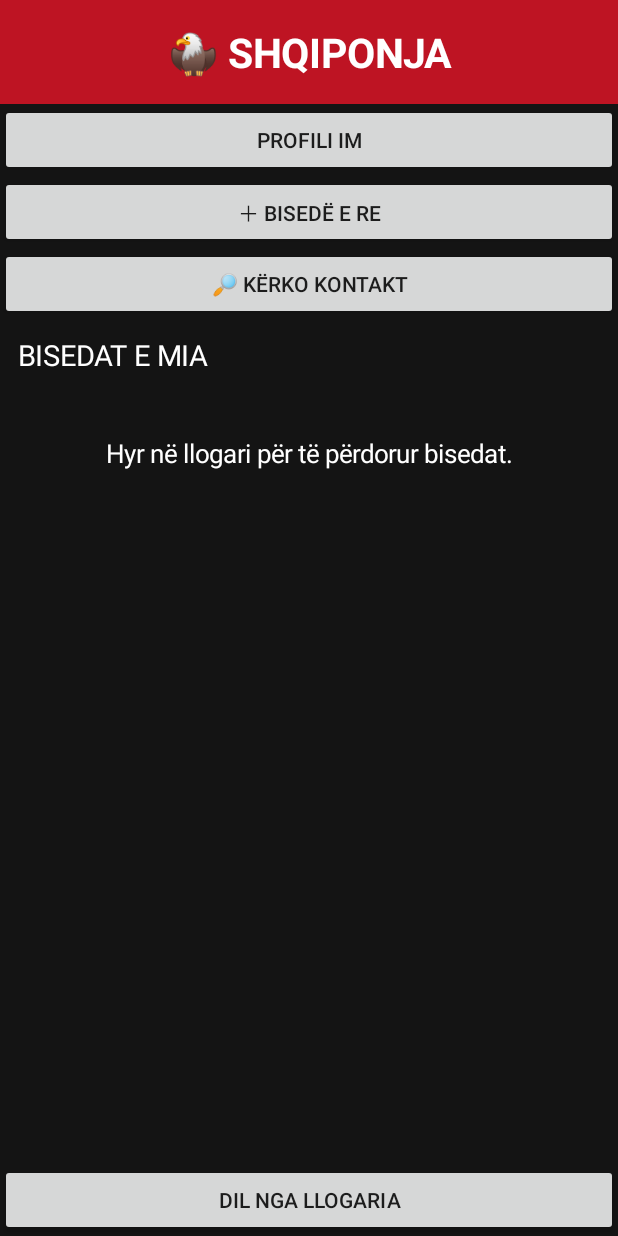
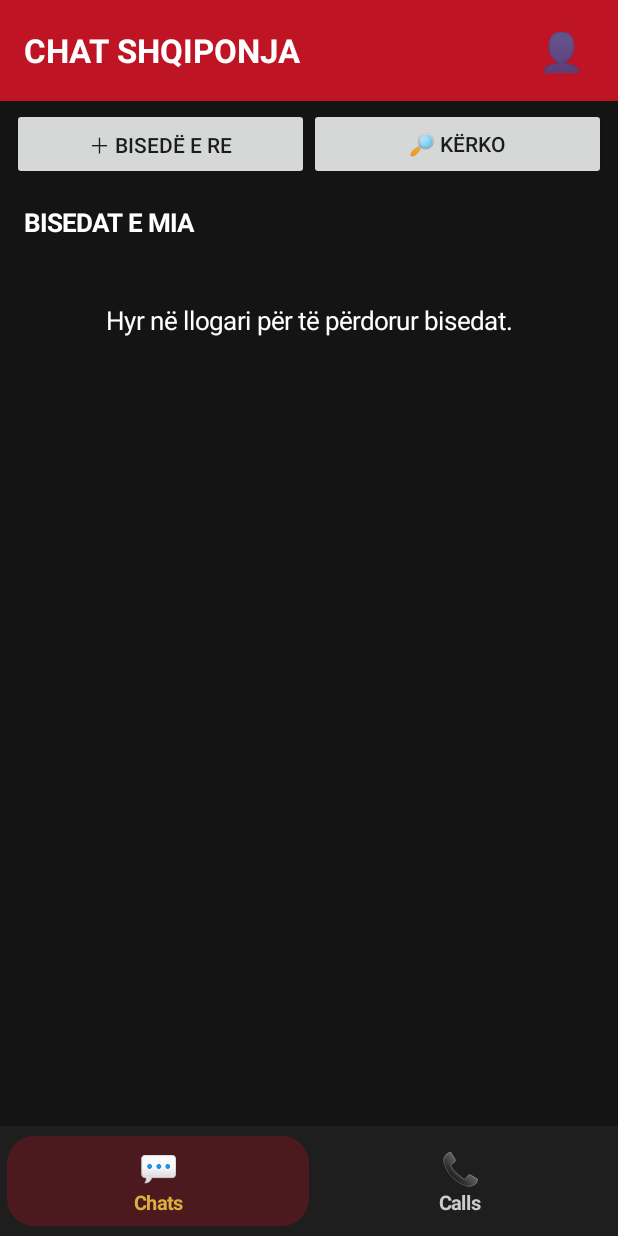
Before and after one commit to fjordiaog-jpg/SHQIPONJA-ANDROID, an Android app: the screen it shows after launch (MainActivity), after a tap on "HYR SI VIZITOR", on a phone screen of 412 x 824 dp. Run offline under Robolectric (Android 15) with nearby library versions, the phone set to English and light mode, and no system bars; our stand-ins replace Firebase (no records; nobody signed in at launch, a user with empty details on screens opened directly); libraries missing offline, so code that uses them is left out: com.zegocloud.uikit.

Commit message:
Update MainActivity.kt

```diff
--- a/app/src/main/java/com/shqiponja/app/MainActivity.kt
+++ b/app/src/main/java/com/shqiponja/app/MainActivity.kt
@@ -35,6 +35,7 @@ class MainActivity : Activity() {
     private val black = Color.rgb(20, 20, 20)
     private val white = Color.WHITE
     private val green = Color.rgb(20, 155, 85)
+    private val gold = Color.rgb(220, 175, 65)
 
     private val zegoResourceId = "shqiponja_call"
 
@@ -44,14 +45,14 @@ class MainActivity : Activity() {
     private var zegoInitialized = false
     private var zegoInitializing = false
 
-    // REGJISTRON GABIMET QE MBYLLIN APLIKACIONIN
+    private var selectedHomeTab = "chats"
+
     private fun installCrashLogger() {
         val previousHandler = Thread.getDefaultUncaughtExceptionHandler()
 
         Thread.setDefaultUncaughtExceptionHandler { thread, throwable ->
             try {
                 val crashFile = java.io.File(filesDir, "last_crash.txt")
-
                 crashFile.writeText(
                     "CHAT SHQIPONJA - GABIM I REGJISTRUAR\n" +
                     "Koha: ${java.util.Date()}\n" +
@@ -70,15 +71,12 @@ class MainActivity : Activity() {
         }
     }
 
-    // SHFAQ GABIMIN E RUAJTUR
     private fun showSavedCrashIfAny() {
         try {
             val crashFile = java.io.File(filesDir, "last_crash.txt")
-
             if (!crashFile.exists()) return
 
             val crashText = crashFile.readText()
-
             if (crashText.isBlank()) return
 
             val textView = TextView(this)
@@ -109,7 +107,6 @@ class MainActivity : Activity() {
                                 crashText
                             )
                         )
-
                         toast("Gabimi u kopjua. Ma dërgo tekstin.")
                     } catch (e: Throwable) {
                         toast("Nuk u kopjua gabimi.")
@@ -117,7 +114,6 @@ class MainActivity : Activity() {
                 }
                 .setNegativeButton("MBYLL", null)
                 .show()
-
         } catch (e: Throwable) {
         }
     }
@@ -140,7 +136,6 @@ class MainActivity : Activity() {
             window.decorView.post {
                 showSavedCrashIfAny()
             }
-
         } catch (e: Throwable) {
             Toast.makeText(
                 this,
@@ -188,7 +183,6 @@ class MainActivity : Activity() {
             )
 
             zegoInitialized = true
-
         } catch (e: Throwable) {
             toast("Gabim ZEGO: ${e.message}")
         } finally {
@@ -259,9 +253,7 @@ class MainActivity : Activity() {
         return button
     }
 
-    // HYRJA E RE - PAMJE MODERNE SHQIPONJA
     private fun showLogin() {
-
         val density = resources.displayMetrics.density
         fun dp(value: Int): Int = (value * density).toInt()
 
@@ -270,7 +262,7 @@ class MainActivity : Activity() {
         root.gravity = Gravity.CENTER
         root.setPadding(dp(22), dp(20), dp(22), dp(20))
 
-        val gradient = GradientDrawable(
+        root.background = GradientDrawable(
             GradientDrawable.Orientation.TL_BR,
             intArrayOf(
                 Color.rgb(8, 8, 8),
@@ -278,7 +270,6 @@ class MainActivity : Activity() {
                 Color.rgb(12, 12, 12)
             )
         )
-        root.background = gradient
 
         val scroll = ScrollView(this)
         scroll.isFillViewport = true
@@ -288,18 +279,12 @@ class MainActivity : Activity() {
         content.gravity = Gravity.CENTER
         content.setPadding(dp(5), dp(15), dp(5), dp(15))
 
-        // SHQIPONJA
         val eagle = TextView(this)
         eagle.text = "🦅"
         eagle.textSize = 75f
         eagle.gravity = Gravity.CENTER
+        content.addView(eagle)
 
-        content.addView(
-            eagle,
-            LinearLayout.LayoutParams(-1, -2)
-        )
-
-        // TITULLI
         val title = TextView(this)
         title.text = "CHAT SHQIPONJA"
         title.textSize = 29f
@@ -310,11 +295,7 @@ class MainActivity : Activity() {
         )
         title.gravity = Gravity.CENTER
         title.letterSpacing = 0.08f
-
-        content.addView(
-            title,
-            LinearLayout.LayoutParams(-1, -2)
-        )
+        content.addView(title)
 
         val subtitle = TextView(this)
         subtitle.text = "LIDHJE  •  KOMUNIKIM  •  BESIM"
@@ -323,10 +304,8 @@ class MainActivity : Activity() {
         subtitle.gravity = Gravity.CENTER
         subtitle.letterSpacing = 0.12f
         subtitle.setPadding(0, dp(10), 0, dp(25))
-
         content.addView(subtitle)
 
-        // KARTA E HYRJES
         val card = LinearLayout(this)
         card.orientation = LinearLayout.VERTICAL
         card.setPadding(dp(22), dp(25), dp(22), dp(22))
@@ -334,10 +313,7 @@ class MainActivity : Activity() {
         val cardBackground = GradientDrawable()
         cardBackground.setColor(Color.rgb(29, 29, 29))
         cardBackground.cornerRadius = dp(22).toFloat()
-        cardBackground.setStroke(
-            dp(1),
-            Color.rgb(125, 95, 45)
-        )
+        cardBackground.setStroke(dp(1), Color.rgb(125, 95, 45))
         card.background = cardBackground
         card.elevation = dp(8).toFloat()
 
@@ -347,7 +323,6 @@ class MainActivity : Activity() {
         welcome.setTextColor(Color.rgb(235, 185, 65))
         welcome.typeface = Typeface.DEFAULT_BOLD
         welcome.gravity = Gravity.CENTER
-
         card.addView(welcome)
 
         val description = TextView(this)
@@ -356,15 +331,9 @@ class MainActivity : Activity() {
         description.setTextColor(Color.LTGRAY)
         description.gravity = Gravity.CENTER
         description.setPadding(0, dp(8), 0, dp(22))
-
         card.addView(description)
 
-        // FUSHA E EMAILIT
-        fun makeInput(
-            hintText: String,
-            type: Int
-        ): EditText {
-
+        fun makeInput(hintText: String, type: Int): EditText {
             val input = EditText(this)
             input.hint = hintText
             input.textSize = 15f
@@ -377,18 +346,11 @@ class MainActivity : Activity() {
             val inputBackground = GradientDrawable()
             inputBackground.setColor(Color.rgb(45, 45, 45))
             inputBackground.cornerRadius = dp(13).toFloat()
-            inputBackground.setStroke(
-                dp(1),
-                Color.rgb(90, 75, 55)
-            )
+            inputBackground.setStroke(dp(1), Color.rgb(90, 75, 55))
             input.background = inputBackground
 
-            val params = LinearLayout.LayoutParams(
-                -1,
-                dp(55)
-            )
+            val params = LinearLayout.LayoutParams(-1, dp(55))
             params.setMargins(0, dp(7), 0, dp(12))
-
             card.addView(input, params)
 
             return input
@@ -406,13 +368,11 @@ class MainActivity : Activity() {
                 InputType.TYPE_TEXT_VARIATION_PASSWORD
         )
 
-        // BUTONAT
         fun makeButton(
             text: String,
             color: Int,
             textColor: Int
         ): Button {
-
             val button = Button(this)
             button.text = text
             button.textSize = 14f
@@ -424,15 +384,10 @@ class MainActivity : Activity() {
             buttonBackground.setColor(color)
             buttonBackground.cornerRadius = dp(14).toFloat()
             button.background = buttonBackground
-
             button.elevation = dp(3).toFloat()
 
-            val params = LinearLayout.LayoutParams(
-                -1,
-                dp(53)
-            )
+            val params = LinearLayout.LayoutParams(-1, dp(53))
             params.setMargins(0, dp(7), 0, dp(7))
-
             card.addView(button, params)
 
             return button
@@ -456,10 +411,7 @@ class MainActivity : Activity() {
             Color.WHITE
         )
 
-        content.addView(
-            card,
-            LinearLayout.LayoutParams(-1, -2)
-        )
+        content.addView(card, LinearLayout.LayoutParams(-1, -2))
 
         val footer = TextView(this)
         footer.text = "🦅  SHQIPONJA  •  KOMUNIKO PA KUFIJ"
@@ -468,18 +420,12 @@ class MainActivity : Activity() {
         footer.gravity = Gravity.CENTER
         footer.setPadding(0, dp(25), 0, dp(10))
         footer.letterSpacing = 0.05f
-
         content.addView(footer)
 
         scroll.addView(content)
-        root.addView(
-            scroll,
-            LinearLayout.LayoutParams(-1, -1)
-        )
-
+        root.addView(scroll, LinearLayout.LayoutParams(-1, -1))
         setContentView(root)
 
-        // REGJISTRIMI
         registerButton.setOnClickListener {
             val email = emailInput.text.toString().trim()
             val password = passwordInput.text.toString()
@@ -504,7 +450,6 @@ class MainActivity : Activity() {
                 }
         }
 
-        // HYRJA
         loginButton.setOnClickListener {
             val email = emailInput.text.toString().trim()
             val password = passwordInput.text.toString()
@@ -529,14 +474,15 @@ class MainActivity : Activity() {
                 }
         }
 
-        // VIZITOR
         guestButton.setOnClickListener {
             showHome()
         }
     }
 
-    // LISTA E BISEDAVE ME AVATARË RRETHORË
-    private fun showHome() {
+    // EKRANI KRYESOR ME KATEGORITE POSHTE
+    private fun showHome(tab: String = selectedHomeTab) {
+        selectedHomeTab = tab
+
         messagesListener?.remove()
         messagesListener = null
 
@@ -552,41 +498,169 @@ class MainActivity : Activity() {
         layout.orientation = LinearLayout.VERTICAL
         layout.setBackgroundColor(black)
 
-        val header = TextView(this)
-        header.text = "🦅 SHQIPONJA"
-        header.textSize = 27f
-        header.typeface = Typeface.DEFAULT_BOLD
-        header.setTextColor(white)
+        // KRYESEKRENI - TITULLI LART MAJTAS
+        val header = LinearLayout(this)
+        header.orientation = LinearLayout.HORIZONTAL
+        header.gravity = Gravity.CENTER_VERTICAL
+        header.setPadding(dp(16), dp(12), dp(12), dp(12))
         header.setBackgroundColor(red)
-        header.gravity = Gravity.CENTER
-        header.setPadding(15, 25, 15, 25)
 
-        val profileButton = Button(this)
-        profileButton.text = "PROFILI IM"
+        val title = TextView(this)
+        title.text = "CHAT SHQIPONJA"
+        title.textSize = 22f
+        title.typeface = Typeface.DEFAULT_BOLD
+        title.setTextColor(white)
+        title.gravity = Gravity.CENTER_VERTICAL
+
+        header.addView(
+            title,
+            LinearLayout.LayoutParams(0, -2, 1f)
+        )
+
+        val profileButton = TextView(this)
+        profileButton.text = "👤"
+        profileButton.textSize = 25f
+        profileButton.gravity = Gravity.CENTER
+        profileButton.setPadding(dp(10), dp(5), dp(10), dp(5))
 
         profileButton.setOnClickListener {
-            val email = auth.currentUser?.email ?: "Vizitor"
+            showProfileDialog()
+        }
 
-            AlertDialog.Builder(this)
-                .setTitle("Profili im 🦅")
-                .setMessage("SHQIPONJA\n\nEmail: $email")
-                .setPositiveButton("MBYLL", null)
-                .show()
+        header.addView(profileButton)
+
+        // HAPESIRA E KATEGORISE
+        val content = FrameLayout(this)
+        content.setBackgroundColor(black)
+
+        // NAVIGIMI POSHTE
+        val bottomNav = LinearLayout(this)
+        bottomNav.orientation = LinearLayout.HORIZONTAL
+        bottomNav.gravity = Gravity.CENTER
+        bottomNav.setBackgroundColor(Color.rgb(30, 30, 30))
+        bottomNav.setPadding(dp(5), dp(7), dp(5), dp(7))
+
+        fun makeTab(
+            icon: String,
+            label: String,
+            tabName: String
+        ): LinearLayout {
+            val selected = selectedHomeTab == tabName
+
+            val tab = LinearLayout(this)
+            tab.orientation = LinearLayout.VERTICAL
+            tab.gravity = Gravity.CENTER
+            tab.setPadding(dp(10), dp(7), dp(10), dp(7))
+
+            val tabBackground = GradientDrawable()
+            tabBackground.cornerRadius = dp(18).toFloat()
+            tabBackground.setColor(
+                if (selected) Color.rgb(75, 25, 30)
+                else Color.TRANSPARENT
+            )
+            tab.background = tabBackground
+
+            val iconView = TextView(this)
+            iconView.text = icon
+            iconView.textSize = 21f
+            iconView.gravity = Gravity.CENTER
+            iconView.setTextColor(
+                if (selected) gold else Color.LTGRAY
+            )
+
+            val labelView = TextView(this)
+            labelView.text = label
+            labelView.textSize = 13f
+            labelView.typeface = Typeface.DEFAULT_BOLD
+            labelView.gravity = Gravity.CENTER
+            labelView.setTextColor(
+                if (selected) gold else Color.LTGRAY
+            )
+
+            tab.addView(iconView)
+            tab.addView(labelView)
+
+            tab.setOnClickListener {
+                if (selectedHomeTab != tabName) {
+                    showHome(tabName)
+                }
+            }
+
+            return tab
         }
+
+        bottomNav.addView(
+            makeTab("💬", "Chats", "chats"),
+            LinearLayout.LayoutParams(0, -2, 1f)
+        )
+
+        bottomNav.addView(
+            makeTab("📞", "Calls", "calls"),
+            LinearLayout.LayoutParams(0, -2, 1f)
+        )
+
+        layout.addView(header)
+
+        layout.addView(
+            content,
+            LinearLayout.LayoutParams(-1, 0, 1f)
+        )
+
+        layout.addView(bottomNav)
+
+        setContentView(layout)
+
+        if (selectedHomeTab == "calls") {
+            showCallsPage(content)
+            return
+        }
+
+        showChatsPage(content, uid)
+    }
+
+    // KATEGORIA CHATS
+    private fun showChatsPage(
+        content: FrameLayout,
+        uid: String?
+    ) {
+        val density = resources.displayMetrics.density
+        fun dp(value: Int): Int = (value * density).toInt()
+
+        val page = LinearLayout(this)
+        page.orientation = LinearLayout.VERTICAL
+        page.setBackgroundColor(black)
+
+        val actions = LinearLayout(this)
+        actions.orientation = LinearLayout.HORIZONTAL
+        actions.gravity = Gravity.CENTER
+        actions.setPadding(dp(8), dp(5), dp(8), dp(5))
 
         val newChatButton = Button(this)
         newChatButton.text = "＋ BISEDË E RE"
+        newChatButton.isAllCaps = false
         newChatButton.setOnClickListener { askUsername() }
 
         val searchButton = Button(this)
-        searchButton.text = "🔎 KËRKO KONTAKT"
+        searchButton.text = "🔎 KËRKO"
+        searchButton.isAllCaps = false
         searchButton.setOnClickListener { askUsername() }
+
+        actions.addView(
+            newChatButton,
+            LinearLayout.LayoutParams(0, -2, 1f)
+        )
+
+        actions.addView(
+            searchButton,
+            LinearLayout.LayoutParams(0, -2, 1f)
+        )
 
         val subtitle = TextView(this)
         subtitle.text = "BISEDAT E MIA"
-        subtitle.textSize = 19f
+        subtitle.textSize = 17f
+        subtitle.typeface = Typeface.DEFAULT_BOLD
         subtitle.setTextColor(white)
-        subtitle.setPadding(18, 15, 10, 10)
+        subtitle.setPadding(dp(16), dp(12), dp(10), dp(8))
 
         val scroll = ScrollView(this)
 
@@ -596,40 +670,17 @@ class MainActivity : Activity() {
 
         scroll.addView(chatList)
 
-        val logoutButton = Button(this)
-        logoutButton.text = "DIL NGA LLOGARIA"
-
-        logoutButton.setOnClickListener {
-            chatsListener?.remove()
-            messagesListener?.remove()
-
-            if (zegoInitialized) {
-                try {
-                    ZegoUIKitPrebuiltCallService.unInit()
-                } catch (e: Throwable) {
-                    toast("Gabim gjatë mbylljes së ZEGO-s")
-                }
-                zegoInitialized = false
-            }
-
-            auth.signOut()
-            showLogin()
-        }
-
-        layout.addView(header)
-        layout.addView(profileButton)
-        layout.addView(newChatButton)
-        layout.addView(searchButton)
-        layout.addView(subtitle)
-
-        layout.addView(
+        page.addView(actions)
+        page.addView(subtitle)
+        page.addView(
             scroll,
             LinearLayout.LayoutParams(-1, 0, 1f)
         )
 
-        layout.addView(logoutButton)
-
-        setContentView(layout)
+        content.addView(
+            page,
+            FrameLayout.LayoutParams(-1, -1)
+        )
 
         if (uid == null) {
             chatList.addView(
@@ -663,7 +714,6 @@ class MainActivity : Activity() {
                 }
 
                 documents.forEach { document ->
-
                     val participants =
                         document.get("participants") as? List<*>
                             ?: emptyList<Any>()
@@ -698,10 +748,8 @@ class MainActivity : Activity() {
                                             ?.getString("text")
                                             ?: "Fillo bisedën"
 
-                                    // RRESHTI I KONTAKTIT
                                     val row = LinearLayout(this)
-                                    row.orientation =
-                                        LinearLayout.HORIZONTAL
+                                    row.orientation = LinearLayout.HORIZONTAL
                                     row.gravity = Gravity.CENTER_VERTICAL
                                     row.setPadding(
                                         dp(12),
@@ -713,7 +761,6 @@ class MainActivity : Activity() {
                                         Color.rgb(38, 38, 38)
                                     )
 
-                                    // AVATAR RRETHOR ME SHQIPONJË
                                     val avatar = TextView(this)
                                     avatar.text = "🦅"
                                     avatar.textSize = 27f
@@ -731,7 +778,7 @@ class MainActivity : Activity() {
 
                                     avatarBackground.setStroke(
                                         dp(2),
-                                        Color.rgb(220, 175, 65)
+                                        gold
                                     )
 
                                     avatar.background = avatarBackground
@@ -749,12 +796,8 @@ class MainActivity : Activity() {
                                         0
                                     )
 
-                                    row.addView(
-                                        avatar,
-                                        avatarParams
-                                    )
+                                    row.addView(avatar, avatarParams)
 
-                                    // EMRI DHE MESAZHI I FUNDIT
                                     val textLayout = LinearLayout(this)
                                     textLayout.orientation =
                                         LinearLayout.VERTICAL
@@ -762,8 +805,7 @@ class MainActivity : Activity() {
                                     val name = TextView(this)
                                     name.text = "@$username"
                                     name.textSize = 18f
-                                    name.typeface =
-                                        Typeface.DEFAULT_BOLD
+                                    name.typeface = Typeface.DEFAULT_BOLD
                                     name.setTextColor(white)
                                     name.maxLines = 1
 
@@ -789,10 +831,7 @@ class MainActivity : Activity() {
                                     )
 
                                     val params =
-                                        LinearLayout.LayoutParams(
-                                            -1,
-                                            -2
-                                        )
+                                        LinearLayout.LayoutParams(-1, -2)
 
                                     params.setMargins(
                                         dp(3),
@@ -814,6 +853,93 @@ class MainActivity : Activity() {
                         }
                 }
             }
+    }
+
+    // KATEGORIA CALLS
+    private fun showCallsPage(content: FrameLayout) {
+        val density = resources.displayMetrics.density
+        fun dp(value: Int): Int = (value * density).toInt()
+
+        val page = LinearLayout(this)
+        page.orientation = LinearLayout.VERTICAL
+        page.gravity = Gravity.CENTER
+        page.setPadding(dp(25), dp(20), dp(25), dp(20))
+        page.setBackgroundColor(black)
+
+        val icon = TextView(this)
+        icon.text = "📞"
+        icon.textSize = 65f
+        icon.gravity = Gravity.CENTER
+        page.addView(icon)
+
+        val title = TextView(this)
+        title.text = "Telefonatat"
+        title.textSize = 24f
+        title.typeface = Typeface.DEFAULT_BOLD
+        title.setTextColor(white)
+        title.gravity = Gravity.CENTER
+        title.setPadding(0, dp(12), 0, dp(8))
+        page.addView(title)
+
+        val description = TextView(this)
+        description.text =
+            "Këtu do të shfaqet historiku i telefonatave.\n\n" +
+            "Për të telefonuar një kontakt, hap kategorinë Chats " +
+            "dhe zgjidh personin që dëshiron të telefonosh."
+        description.textSize = 15f
+        description.setTextColor(Color.LTGRAY)
+        description.gravity = Gravity.CENTER
+        description.setPadding(0, dp(8), 0, dp(20))
+        page.addView(description)
+
+        val chatsButton = Button(this)
+        chatsButton.text = "HAP CHATS"
+        chatsButton.isAllCaps = false
+        chatsButton.setOnClickListener {
+            showHome("chats")
+        }
+        page.addView(
+            chatsButton,
+            LinearLayout.LayoutParams(-1, dp(52))
+        )
+
+        content.addView(
+            page,
+            FrameLayout.LayoutParams(-1, -1)
+        )
+    }
+
+    private fun showProfileDialog() {
+        val email = auth.currentUser?.email ?: "Vizitor"
+
+        AlertDialog.Builder(this)
+            .setTitle("Profili im 🦅")
+            .setMessage("CHAT SHQIPONJA\n\nEmail: $email")
+            .setPositiveButton("MBYLL", null)
+            .setNeutralButton("DIL NGA LLOGARIA") { _, _ ->
+                logout()
+            }
+            .show()
+    }
+
+    private fun logout() {
+        chatsListener?.remove()
+        messagesListener?.remove()
+
+        chatsListener = null
+        messagesListener = null
+
+        if (zegoInitialized) {
+            try {
+                ZegoUIKitPrebuiltCallService.unInit()
+            } catch (e: Throwable) {
+                toast("Gabim gjatë mbylljes së ZEGO-s")
+            }
+            zegoInitialized = false
+        }
+
+        auth.signOut()
+        showLogin()
     }
 
     private fun makeLabel(text: String): TextView {
@@ -962,7 +1088,7 @@ class MainActivity : Activity() {
         header.setBackgroundColor(red)
         header.gravity = Gravity.CENTER_VERTICAL
         header.setPadding(20, 22, 20, 22)
-        header.setOnClickListener { showHome() }
+        header.setOnClickListener { showHome("chats") }
 
         val callLayout = LinearLayout(this)
         callLayout.orientation = LinearLayout.HORIZONTAL
@@ -982,18 +1108,10 @@ class MainActivity : Activity() {
             true
         )
 
-        val voiceParams = LinearLayout.LayoutParams(
-            0,
-            58,
-            1f
-        )
+        val voiceParams = LinearLayout.LayoutParams(0, 58, 1f)
         voiceParams.setMargins(5, 0, 8, 0)
 
-        val videoParams = LinearLayout.LayoutParams(
-            0,
-            58,
-            1f
-        )
+        val videoParams = LinearLayout.LayoutParams(0, 58, 1f)
         videoParams.setMargins(8, 0, 5, 0)
 
         callLayout.addView(voiceCall, voiceParams)
@@ -1093,7 +1211,6 @@ class MainActivity : Activity() {
                 messageList.removeAllViews()
 
                 snapshots?.documents?.forEach { document ->
-
                     val senderId =
                         document.getString("senderId") ?: ""
 
```
